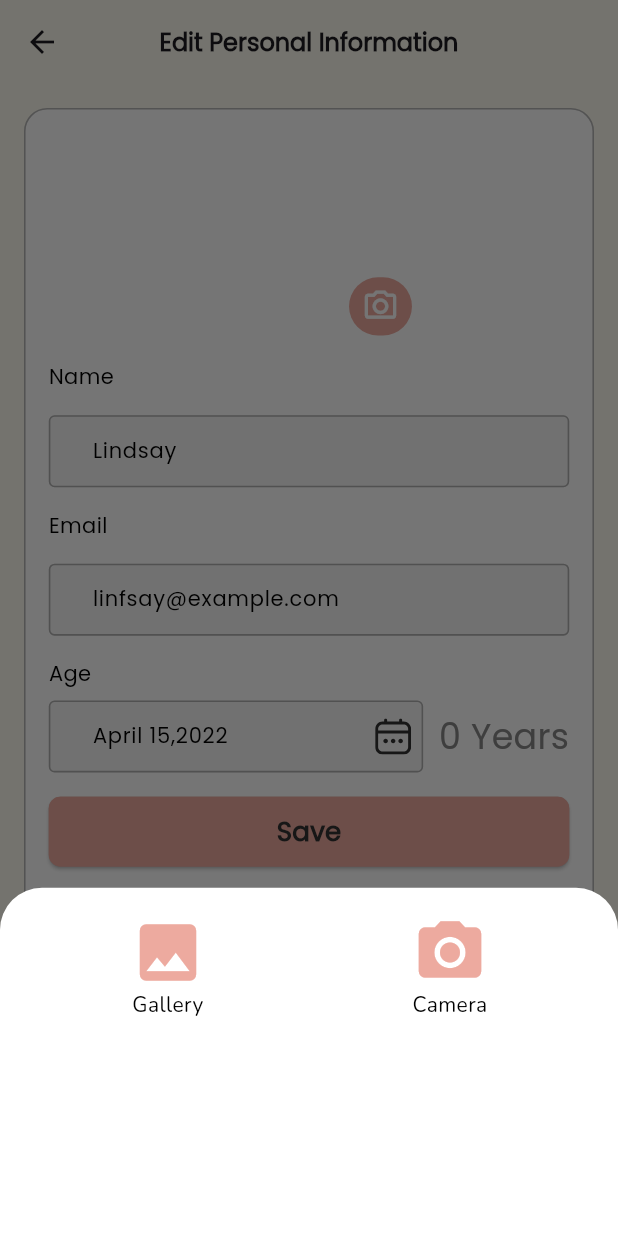
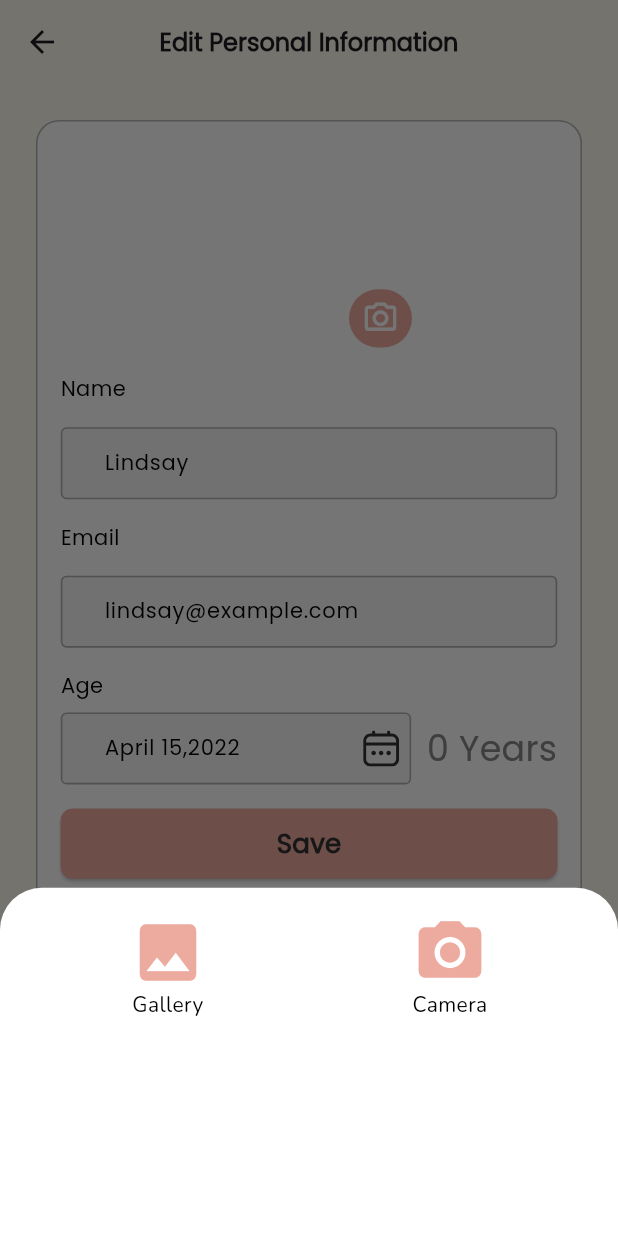
Before and after one commit to bdCalling-Sdt-hub/Fertie-App, a Flutter app: the EditPersonalInformationScreen screen opened directly, after a tap on the "camera alt" icon, on a phone screen of 412 x 824 dp. Run offline on Flutter 3.47's test engine with Material 3 defaults, Android fonts, the phone set to English and light mode, and no system bars; our stand-ins replace cached_network_image, connectivity_plus, dotted_border, flutter_screenutil, flutter_spinkit, flutter_svg and 11 more; missing offline and left inert: flutter_screen_lock, mime_type; accounts and stored records are empty; network calls fail; project files that could hold a hidden picture were left out.

Commit message:
file refactor

```diff
--- a/lib/views/screen/profile/edit_personal_info_screen.dart
+++ b/lib/views/screen/profile/edit_personal_info_screen.dart
@@ -10,7 +10,6 @@ import 'package:flutter/foundation.dart';
 import 'package:flutter/material.dart';
 import 'package:flutter_screenutil/flutter_screenutil.dart';
 import 'package:flutter_svg/svg.dart';
-import 'package:intl/intl.dart';
 
 class EditPersonalInformationScreen extends StatefulWidget {
   const EditPersonalInformationScreen({super.key});
@@ -27,13 +26,15 @@ class _EditPersonalInformationScreenState
   TextEditingController emailCTRl = TextEditingController();
   Uint8List? _image;
   File? selectedImage;
+  int age = 0;
+
 
 
   @override
   void initState() {
     super.initState();
     nameCTRl.text = 'Lindsay';
-    emailCTRl.text = 'linfsay@example.com';
+    emailCTRl.text = 'lindsay@example.com';
     birthdayCTRl.text = 'April 15,2022';
   }
   // Default selected date
@@ -51,6 +52,7 @@ class _EditPersonalInformationScreenState
       setState(() {
         selectedDate = picked;
         birthdayCTRl.text = "${selectedDate.toLocal()}".split(' ')[0];
+        age = DateTime.now().year - selectedDate.year;
       });
     }
   }
@@ -65,7 +67,7 @@ class _EditPersonalInformationScreenState
       ),
       body: SingleChildScrollView(
         child: Padding(
-          padding: const EdgeInsets.all(16.0),
+          padding: const EdgeInsets.all(24.0),
           child: Container(
             width: double.infinity,
             decoration: BoxDecoration(
@@ -180,7 +182,7 @@ class _EditPersonalInformationScreenState
                       ),
                       SizedBox(width: 10.w),
                       Text(
-                        '${DateTime.now().year - selectedDate.year} Years',
+                        '$age Years',
                         style: AppStyles.fontSize24(fontWeight: FontWeight.w500, color: AppColors.subTextColor),
                       ),
                     ],
--- a/lib/views/screen/profile/lapTest/labTestScreen.dart
+++ b/lib/views/screen/profile/lab_test/labTestScreen.dart
@@ -2,14 +2,13 @@ import 'package:fertie_application/helpers/route.dart';
 import 'package:fertie_application/utils/app_colors.dart';
 import 'package:fertie_application/utils/style.dart';
 import 'package:fertie_application/views/screen/bottomMenuBar/user_bottom_menu..dart';
-import 'package:fertie_application/views/screen/profile/lapTest/labTestCard.dart';
-import 'package:flutter/cupertino.dart';
 import 'package:flutter/material.dart';
 import 'package:get/get.dart';
-import 'package:get/get_core/src/get_main.dart';
+
+import 'labTestCard.dart';
 
 class LabTestScreen extends StatefulWidget {
-  const LabTestScreen({Key? key}) : super(key: key);
+  const LabTestScreen({super.key});
 
   @override
   State<LabTestScreen> createState() => _LabTestScreenState();
```
Also changed, not shown: lib/views/screen/profile/accessPin/views/confirm_accessPin_screen.dart (renamed from lib/views/screen/profile/accessPin/confirm_accessPin_screen.dart), lib/views/screen/profile/accessPin/views/new_accessPin_screen.dart (renamed from lib/views/screen/profile/accessPin/new_accessPin_screen.dart), lib/views/screen/profile/accessPin/views/old_accessPin_screen.dart (renamed from lib/views/screen/profile/accessPin/old_accessPin_screen.dart), lib/views/screen/profile/accessPin/views/remove_accesspin_screen.dart (renamed from lib/views/screen/profile/accessPin/remove_accesspin_screen.dart), lib/views/screen/profile/accessPin/views/set_access_pin_screen.dart (renamed from lib/views/screen/profile/accessPin/set_access_pin_screen.dart), lib/views/screen/profile/lab_test/labDetsils_screen.dart (renamed from lib/views/screen/profile/lapTest/labDetsils_screen.dart), lib/views/screen/profile/lab_test/labTestCard.dart (renamed from lib/views/screen/profile/lapTest/labTestCard.dart).
